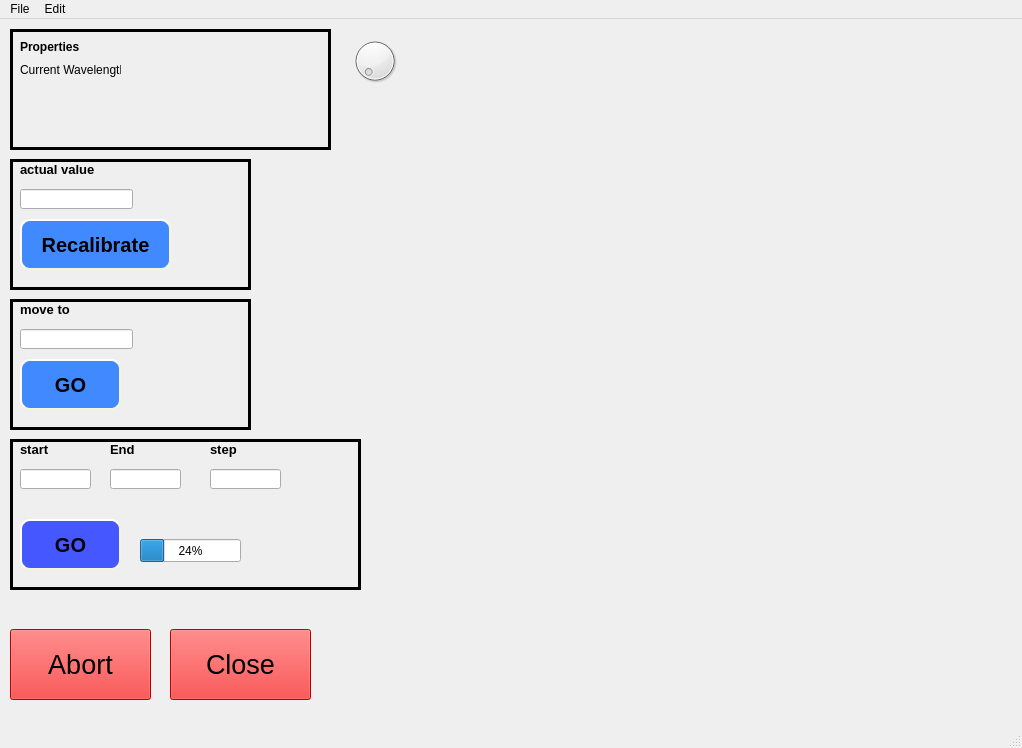
Above: spectrometer.ui from ImanFortin/PLSpectrometer-update before the change. Below: the same form after it.
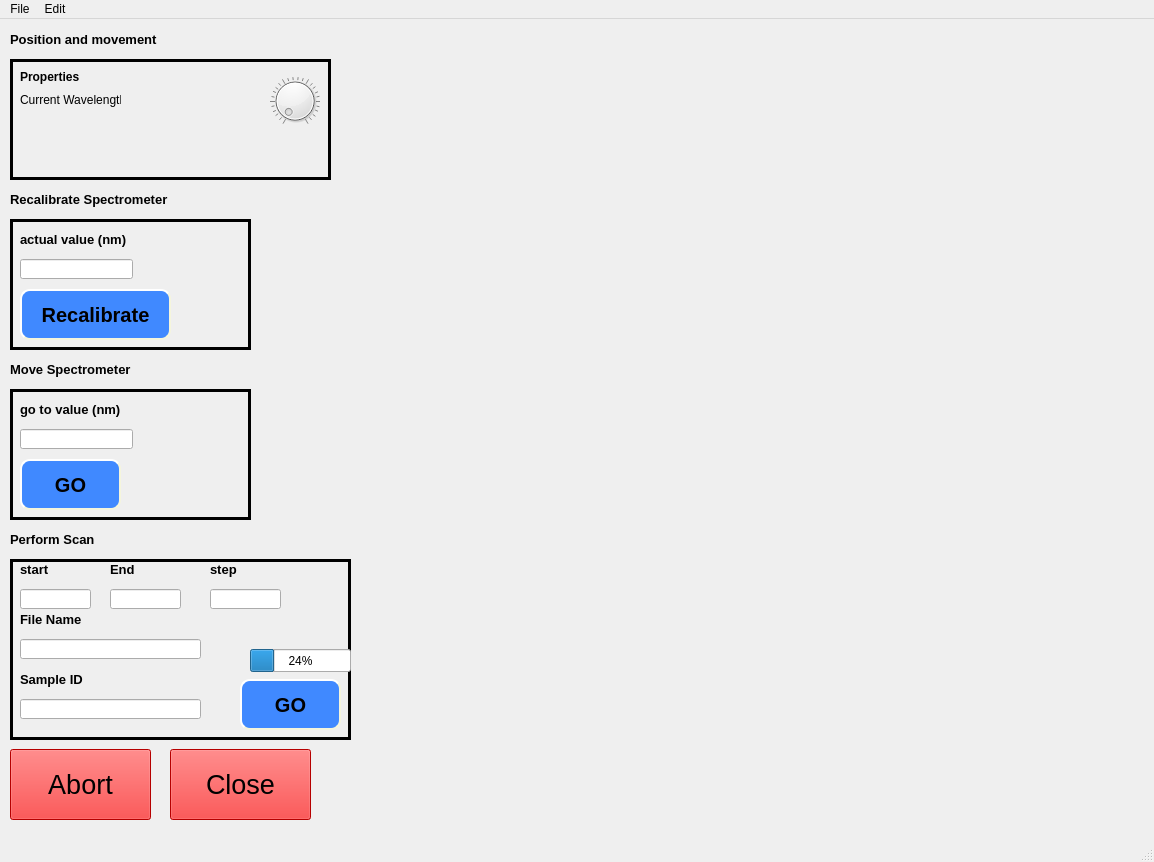
That is the form after the change.

Commit message: added additional buttons and their readjust functions

What changed in the file:
```diff
--- a/spectrometer.ui
+++ b/spectrometer.ui
@@ -6,8 +6,8 @@
    <rect>
     <x>0</x>
     <y>0</y>
-    <width>1022</width>
-    <height>748</height>
+    <width>1154</width>
+    <height>862</height>
    </rect>
   </property>
   <property name="windowTitle">
@@ -18,7 +18,7 @@
     <property name="geometry">
      <rect>
       <x>10</x>
-      <y>610</y>
+      <y>730</y>
       <width>141</width>
       <height>71</height>
      </rect>
@@ -50,7 +50,7 @@
     <property name="geometry">
      <rect>
       <x>170</x>
-      <y>610</y>
+      <y>730</y>
       <width>141</width>
       <height>71</height>
      </rect>
@@ -82,7 +82,7 @@
     <property name="geometry">
      <rect>
       <x>20</x>
-      <y>20</y>
+      <y>50</y>
       <width>81</width>
       <height>16</height>
      </rect>
@@ -102,7 +102,7 @@
     <property name="geometry">
      <rect>
       <x>20</x>
-      <y>40</y>
+      <y>70</y>
       <width>101</width>
       <height>21</height>
      </rect>
@@ -111,36 +111,11 @@
      <string>Current Wavelength:</string>
     </property>
    </widget>
-   <widget class="QDial" name="dial">
-    <property name="geometry">
-     <rect>
-      <x>350</x>
-      <y>10</y>
-      <width>50</width>
-      <height>64</height>
-     </rect>
-    </property>
-    <property name="singleStep">
-     <number>1</number>
-    </property>
-    <property name="orientation">
-     <enum>Qt::Horizontal</enum>
-    </property>
-    <property name="invertedAppearance">
-     <bool>false</bool>
-    </property>
-    <property name="wrapping">
-     <bool>false</bool>
-    </property>
-    <property name="notchesVisible">
-     <bool>false</bool>
-    </property>
-   </widget>
    <widget class="QFrame" name="frame1">
     <property name="geometry">
      <rect>
       <x>10</x>
-      <y>10</y>
+      <y>40</y>
       <width>321</width>
       <height>121</height>
      </rect>
@@ -154,12 +129,40 @@
     <property name="lineWidth">
      <number>3</number>
     </property>
+    <widget class="QDial" name="dial">
+     <property name="geometry">
+      <rect>
+       <x>260</x>
+       <y>10</y>
+       <width>50</width>
+       <height>64</height>
+      </rect>
+     </property>
+     <property name="singleStep">
+      <number>1</number>
+     </property>
+     <property name="sliderPosition">
+      <number>0</number>
+     </property>
+     <property name="orientation">
+      <enum>Qt::Horizontal</enum>
+     </property>
+     <property name="invertedAppearance">
+      <bool>false</bool>
+     </property>
+     <property name="wrapping">
+      <bool>false</bool>
+     </property>
+     <property name="notchesVisible">
+      <bool>true</bool>
+     </property>
+    </widget>
    </widget>
    <widget class="QFrame" name="frame2">
     <property name="geometry">
      <rect>
       <x>10</x>
-      <y>140</y>
+      <y>200</y>
       <width>241</width>
       <height>131</height>
      </rect>
@@ -177,8 +180,8 @@
      <property name="geometry">
       <rect>
        <x>10</x>
-       <y>0</y>
-       <width>81</width>
+       <y>10</y>
+       <width>121</width>
        <height>21</height>
       </rect>
      </property>
@@ -190,14 +193,14 @@
       </font>
      </property>
      <property name="text">
-      <string>actual value</string>
+      <string>actual value (nm)</string>
      </property>
     </widget>
     <widget class="QLineEdit" name="recalibrate_input">
      <property name="geometry">
       <rect>
        <x>10</x>
-       <y>30</y>
+       <y>40</y>
        <width>113</width>
        <height>20</height>
       </rect>
@@ -210,7 +213,7 @@
      <property name="geometry">
       <rect>
        <x>10</x>
-       <y>60</y>
+       <y>70</y>
        <width>151</width>
        <height>51</height>
       </rect>
@@ -272,7 +275,7 @@
     <property name="geometry">
      <rect>
       <x>10</x>
-      <y>280</y>
+      <y>370</y>
       <width>241</width>
       <height>131</height>
      </rect>
@@ -290,7 +293,7 @@
      <property name="geometry">
       <rect>
        <x>10</x>
-       <y>30</y>
+       <y>40</y>
        <width>113</width>
        <height>20</height>
       </rect>
@@ -303,8 +306,8 @@
      <property name="geometry">
       <rect>
        <x>10</x>
-       <y>0</y>
-       <width>61</width>
+       <y>10</y>
+       <width>111</width>
        <height>21</height>
       </rect>
      </property>
@@ -316,14 +319,14 @@
       </font>
      </property>
      <property name="text">
-      <string>move to</string>
+      <string>go to value (nm)</string>
      </property>
     </widget>
     <widget class="QPushButton" name="move_button">
      <property name="geometry">
       <rect>
        <x>10</x>
-       <y>60</y>
+       <y>70</y>
        <width>101</width>
        <height>51</height>
       </rect>
@@ -385,9 +388,9 @@
     <property name="geometry">
      <rect>
       <x>10</x>
-      <y>420</y>
-      <width>351</width>
-      <height>151</height>
+      <y>540</y>
+      <width>341</width>
+      <height>181</height>
      </rect>
     </property>
     <property name="frameShape">
@@ -468,8 +471,8 @@
     <widget class="QPushButton" name="scan_button">
      <property name="geometry">
       <rect>
-       <x>10</x>
-       <y>80</y>
+       <x>230</x>
+       <y>120</y>
        <width>101</width>
        <height>51</height>
       </rect>
@@ -487,7 +490,7 @@
      </property>
      <property name="styleSheet">
       <string notr="true">QPushButton{
-	background-color: rgb(69, 87, 255);
+	background-color: rgb(64, 137, 255);
     border-style: outset;
     border-width: 2px;
     border-radius: 10px;
@@ -529,8 +532,8 @@
     <widget class="QProgressBar" name="progressBar_scan">
      <property name="geometry">
       <rect>
-       <x>130</x>
-       <y>100</y>
+       <x>240</x>
+       <y>90</y>
        <width>101</width>
        <height>23</height>
       </rect>
@@ -572,6 +575,146 @@
       <set>Qt::ImhDigitsOnly</set>
      </property>
     </widget>
+    <widget class="QLabel" name="file_name_lbl">
+     <property name="geometry">
+      <rect>
+       <x>10</x>
+       <y>50</y>
+       <width>101</width>
+       <height>21</height>
+      </rect>
+     </property>
+     <property name="font">
+      <font>
+       <pointsize>10</pointsize>
+       <weight>75</weight>
+       <bold>true</bold>
+      </font>
+     </property>
+     <property name="text">
+      <string>File Name</string>
+     </property>
+    </widget>
+    <widget class="QLineEdit" name="file_name_input">
+     <property name="geometry">
+      <rect>
+       <x>10</x>
+       <y>80</y>
+       <width>181</width>
+       <height>20</height>
+      </rect>
+     </property>
+    </widget>
+    <widget class="QLabel" name="sample_id_lbl">
+     <property name="geometry">
+      <rect>
+       <x>10</x>
+       <y>110</y>
+       <width>101</width>
+       <height>21</height>
+      </rect>
+     </property>
+     <property name="font">
+      <font>
+       <pointsize>10</pointsize>
+       <weight>75</weight>
+       <bold>true</bold>
+      </font>
+     </property>
+     <property name="text">
+      <string>Sample ID</string>
+     </property>
+    </widget>
+    <widget class="QLineEdit" name="sample_ID_input">
+     <property name="geometry">
+      <rect>
+       <x>10</x>
+       <y>140</y>
+       <width>181</width>
+       <height>20</height>
+      </rect>
+     </property>
+    </widget>
+   </widget>
+   <widget class="QLabel" name="perform_scan_lbl">
+    <property name="geometry">
+     <rect>
+      <x>10</x>
+      <y>510</y>
+      <width>91</width>
+      <height>21</height>
+     </rect>
+    </property>
+    <property name="font">
+     <font>
+      <pointsize>10</pointsize>
+      <weight>75</weight>
+      <bold>true</bold>
+     </font>
+    </property>
+    <property name="text">
+     <string>Perform Scan</string>
+    </property>
+   </widget>
+   <widget class="QLabel" name="move_spectrometer_lbl">
+    <property name="geometry">
+     <rect>
+      <x>10</x>
+      <y>340</y>
+      <width>131</width>
+      <height>21</height>
+     </rect>
+    </property>
+    <property name="font">
+     <font>
+      <pointsize>10</pointsize>
+      <weight>75</weight>
+      <bold>true</bold>
+     </font>
+    </property>
+    <property name="text">
+     <string>Move Spectrometer</string>
+    </property>
+   </widget>
+   <widget class="QLabel" name="recalibrate_lbl">
+    <property name="geometry">
+     <rect>
+      <x>10</x>
+      <y>170</y>
+      <width>171</width>
+      <height>21</height>
+     </rect>
+    </property>
+    <property name="font">
+     <font>
+      <pointsize>10</pointsize>
+      <weight>75</weight>
+      <bold>true</bold>
+     </font>
+    </property>
+    <property name="text">
+     <string>Recalibrate Spectrometer</string>
+    </property>
+   </widget>
+   <widget class="QLabel" name="position_lbl">
+    <property name="geometry">
+     <rect>
+      <x>10</x>
+      <y>10</y>
+      <width>171</width>
+      <height>21</height>
+     </rect>
+    </property>
+    <property name="font">
+     <font>
+      <pointsize>10</pointsize>
+      <weight>75</weight>
+      <bold>true</bold>
+     </font>
+    </property>
+    <property name="text">
+     <string>Position and movement</string>
+    </property>
    </widget>
   </widget>
   <widget class="QMenuBar" name="menubar">
@@ -579,8 +722,8 @@
     <rect>
      <x>0</x>
      <y>0</y>
-     <width>1022</width>
-     <height>31</height>
+     <width>1154</width>
+     <height>21</height>
     </rect>
    </property>
    <widget class="QMenu" name="menuFile">
```
Left out of the diff: 10 changed lines with no effect on the pictures. The commit also changes 6 other files.
